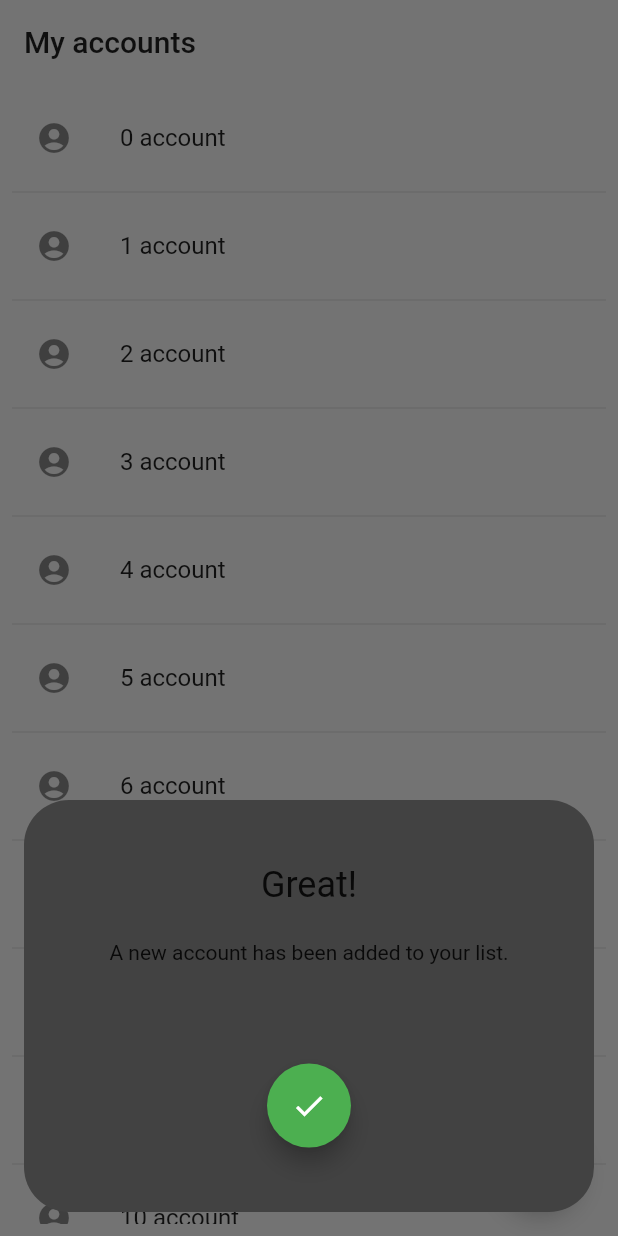
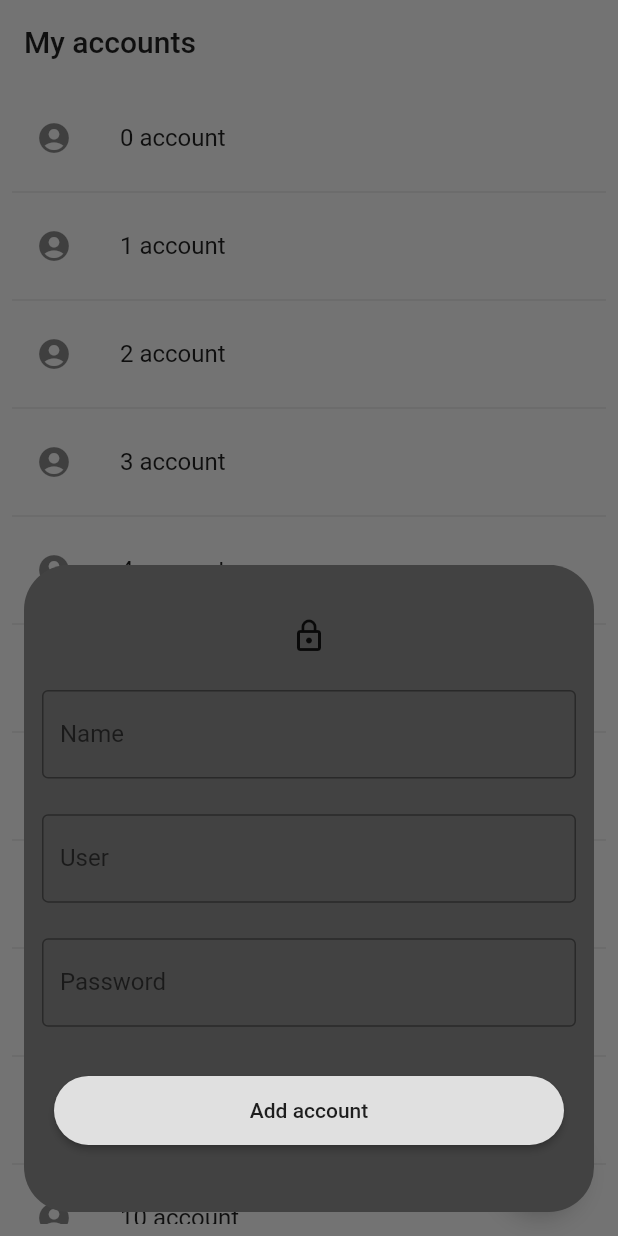
Before and after one commit to diegoalvis/Key-Keeper, a Flutter app: the screen it shows after launch, after a tap on the "add" icon, on a phone screen of 412 x 824 dp. Run offline on Flutter 3.47's test engine with Material 2 defaults, Android fonts, the light colour scheme and no system bars.

Commit message:
Clean code

```diff
--- a/lib/add_account_bottom_sheet.dart
+++ b/lib/add_account_bottom_sheet.dart
@@ -1,4 +1,5 @@
 import 'package:flutter/material.dart';
+import 'package:keykeeper/info_modal.dart';
 
 class AddAccountBottomSheet extends StatefulWidget {
   @override
@@ -18,10 +19,10 @@ class _AddAccountBottomSheetState extends State<AddAccountBottomSheet> {
       builder: (BuildContext context) {
         return Container(
           margin: EdgeInsets.all(16),
-          decoration: BoxDecoration(color: ThemeData.dark().cardColor, borderRadius: BorderRadius.circular(30)),
           child: AnimatedCrossFade(
               firstChild: Container(
                 padding: EdgeInsets.all(12),
+                decoration: BoxDecoration(color: ThemeData.dark().dialogBackgroundColor, borderRadius: BorderRadius.circular(30)),
                 constraints: BoxConstraints.expand(height: MediaQuery.of(context).size.height - 200),
                 child: Form(
                   key: _formKey,
@@ -59,42 +60,28 @@ class _AddAccountBottomSheetState extends State<AddAccountBottomSheet> {
                           return null;
                         },
                       ),
-                      RaisedButton(
-                        onPressed: () => validateNewAccountSubmit(context),
-                        padding: EdgeInsets.all(15),
-                        shape: RoundedRectangleBorder(borderRadius: BorderRadius.circular(50)),
-                        child: Row(
-                          mainAxisAlignment: MainAxisAlignment.center,
-                          children: <Widget>[
-                            Text("Add account"),
-                          ],
+                      Padding(
+                        padding: const EdgeInsets.all(8.0),
+                        child: RaisedButton(
+                          onPressed: () => validateNewAccountSubmit(context),
+                          padding: EdgeInsets.all(15),
+                          shape: RoundedRectangleBorder(borderRadius: BorderRadius.circular(50)),
+                          child: Row(
+                            mainAxisAlignment: MainAxisAlignment.center,
+                            children: <Widget>[Text("Add account")],
+                          ),
                         ),
                       ),
                     ],
                   ),
                 ),
               ),
-              secondChild: Container(
-                constraints: BoxConstraints.expand(height: MediaQuery.of(context).size.height / 3),
-                padding: EdgeInsets.all(20),
-                child: Column(
-                  mainAxisAlignment: MainAxisAlignment.spaceEvenly,
-                  children: <Widget>[
-                    Text("Great!", style: Theme.of(context).textTheme.headline5),
-                    Text("A new account has been added to your list."),
-                    SizedBox(height: 20),
-                    Align(
-                      alignment: Alignment.bottomCenter,
-                      child: FloatingActionButton(
-                        backgroundColor: Colors.green,
-                        onPressed: () => Navigator.pop(context),
-                        child: Icon(Icons.check, color: Colors.white),
-                      ),
-                    ),
-                  ],
-                ),
+              secondChild: InfoModal(
+                title: "Great!",
+                message: "A new account has been added to your list.",
+                onCheckButtonPressed: () => Navigator.pop(context),
               ),
-              crossFadeState: !_showSecond ? CrossFadeState.showSecond : CrossFadeState.showFirst,
+              crossFadeState: _showSecond ? CrossFadeState.showSecond : CrossFadeState.showFirst,
               duration: Duration(milliseconds: 250)),
         );
       },
@@ -105,7 +92,7 @@ class _AddAccountBottomSheetState extends State<AddAccountBottomSheet> {
     if (_formKey.currentState.validate()) {
       setState(() => _showSecond = true);
     } else {
-      Scaffold.of(context).showSnackBar(SnackBar(content: Text('Processing Data')));
+
     }
   }
 }
--- /dev/null
+++ b/lib/info_modal.dart
@@ -0,0 +1,34 @@
+import 'package:flutter/material.dart';
+
+class InfoModal extends StatelessWidget {
+  final String title;
+  final String message;
+  final Function onCheckButtonPressed;
+
+  const InfoModal({Key key,@required this.title, @required this.message, this.onCheckButtonPressed}) : super(key: key);
+
+  @override
+  Widget build(BuildContext context) {
+    return Container(
+      constraints: BoxConstraints.expand(height: MediaQuery.of(context).size.height / 3),
+      decoration: BoxDecoration(color: ThemeData.dark().dialogBackgroundColor, borderRadius: BorderRadius.circular(30)),
+      padding: EdgeInsets.all(20),
+      child: Column(
+        mainAxisAlignment: MainAxisAlignment.spaceEvenly,
+        children: <Widget>[
+          Text(title, style: Theme.of(context).textTheme.headline5),
+          Text(message),
+          SizedBox(height: 20),
+          Align(
+            alignment: Alignment.bottomCenter,
+            child: FloatingActionButton(
+              backgroundColor: Colors.green,
+              onPressed: onCheckButtonPressed,
+              child: Icon(Icons.check, color: Colors.white),
+            ),
+          ),
+        ],
+      ),
+    );
+  }
+}
```
